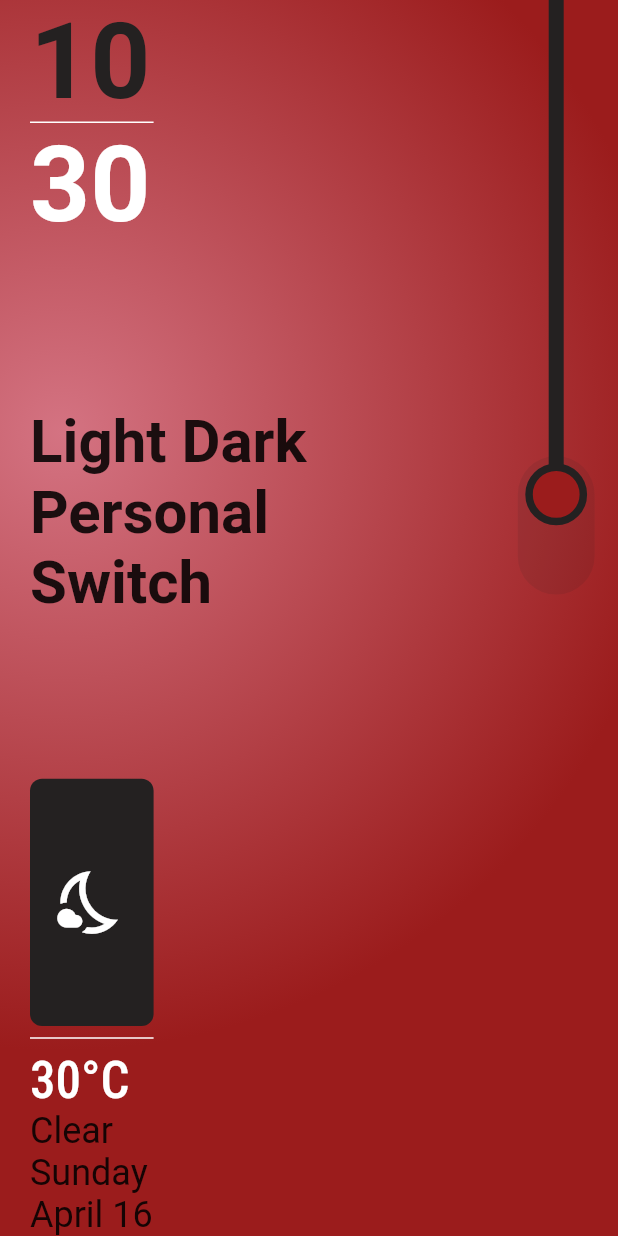
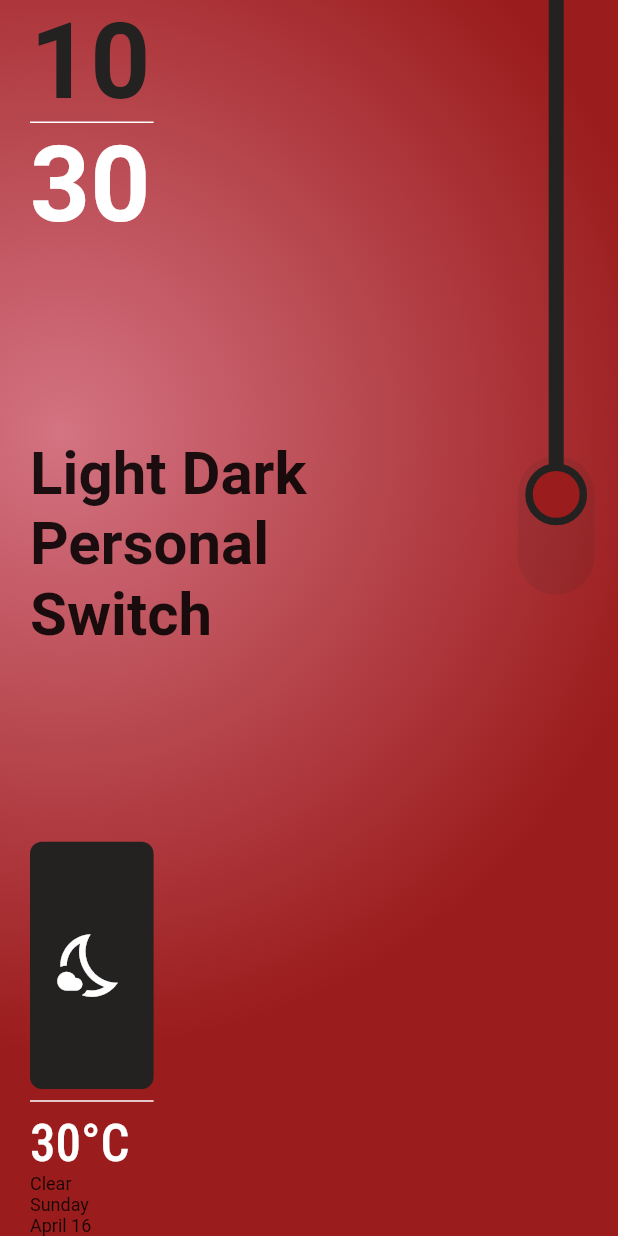
Before and after one commit to FarlenUrena/dark_ligth_app, a Flutter app: the screen it shows after launch, on a phone screen of 412 x 824 dp. Run offline on Flutter 3.47's test engine with Material 2 defaults, Android fonts, the phone set to English and light mode, and no system bars; our stand-ins replace google_fonts, shared_preferences.

Commit message:
change size of end text

```diff
--- a/lib/screen/home_screen.dart
+++ b/lib/screen/home_screen.dart
@@ -199,15 +199,24 @@ class leftPart extends StatelessWidget {
           ),
           Text(
             "Clear",
-            style: Theme.of(context).textTheme.headlineSmall!,
+            style: Theme.of(context)
+                .textTheme
+                .headlineSmall!
+                .copyWith(fontSize: 12),
           ),
           Text(
             DateFormat('EEEE').format(DateTime.now()),
-            style: Theme.of(context).textTheme.headlineSmall!,
+            style: Theme.of(context)
+                .textTheme
+                .headlineSmall!
+                .copyWith(fontSize: 12),
           ),
           Text(
             DateFormat('MMMM d').format(DateTime.now()),
-            style: Theme.of(context).textTheme.headlineSmall!,
+            style: Theme.of(context)
+                .textTheme
+                .headlineSmall!
+                .copyWith(fontSize: 12),
           ),
         ]),
       ),
```
